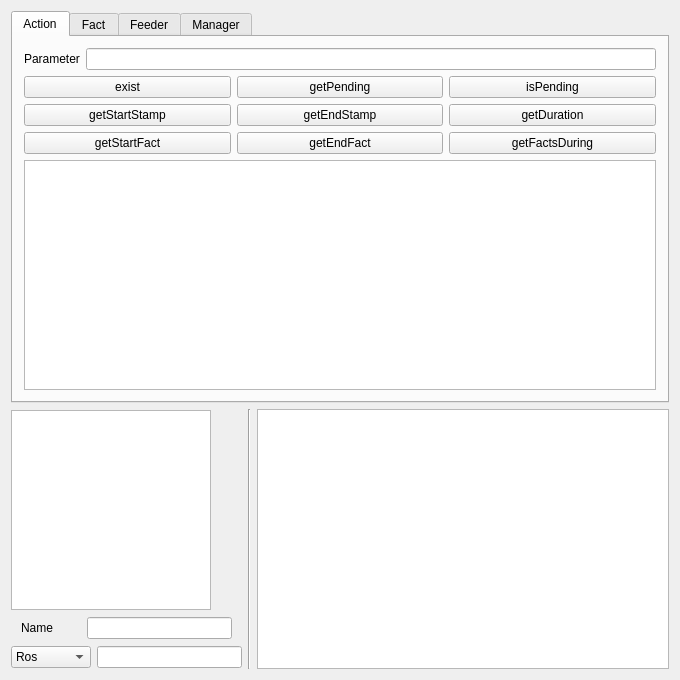
This is ui/mementargui.ui in vigne-laas/mementar as Qt 5 draws it before an edit. The edited form follows.
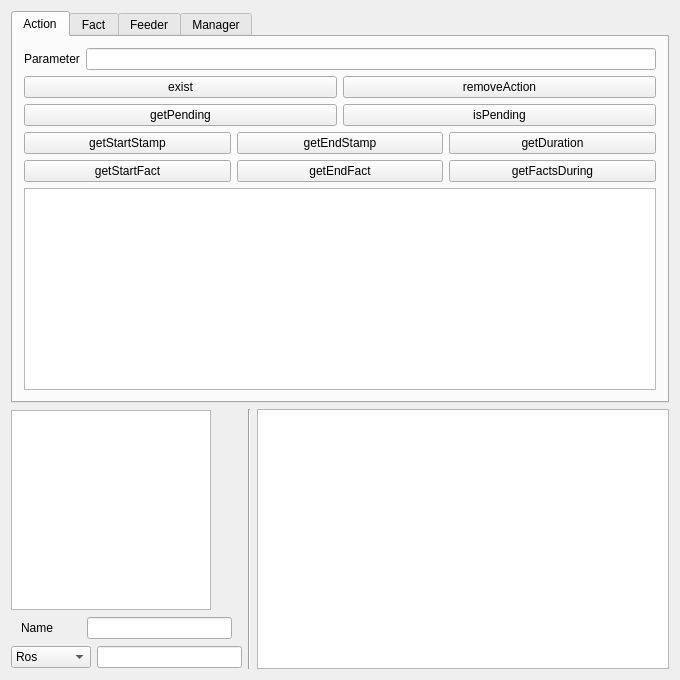
This is the edited form. Icons and pictures are not drawn. Custom widgets are drawn as their Qt base class.

Commit message: [mementargui] removeAction]

The edit to the form file:
```diff
--- a/ui/mementargui.ui
+++ b/ui/mementargui.ui
@@ -50,7 +50,7 @@
         </item>
 
         <item>
-         <layout class="QHBoxLayout" name="action_functions_layer1_layout">
+         <layout class="QHBoxLayout" name="action_functions_layer0_layout">
           <item>
            <widget class="QPushButtonExtended" name="action_exist_button">
             <property name="cursor">
@@ -64,6 +64,24 @@
             </property>
            </widget>
           </item>
+          <item>
+           <widget class="QPushButtonExtended" name="action_removeAction_button">
+            <property name="cursor">
+             <cursorShape>PointingHandCursor</cursorShape>
+            </property>
+            <property name="whatsThis">
+             <string>&lt;html&gt;&lt;head/&gt;&lt;body&gt;&lt;p&gt;&lt;span style=&quot; font-weight:600; font-style:italic;&quot;&gt;removeAction&lt;/span&gt; will remove the action provided in parameter and the related facts&lt;/p&gt;&lt;/body&gt;&lt;/html&gt;</string>
+            </property>
+            <property name="text">
+             <string>removeAction</string>
+            </property>
+           </widget>
+          </item>
+         </layout>
+        </item>
+
+        <item>
+         <layout class="QHBoxLayout" name="action_functions_layer1_layout">
           <item>
            <widget class="QPushButtonExtended" name="action_getPending_button">
             <property name="cursor">
```
The commit also changes 1 other file.
